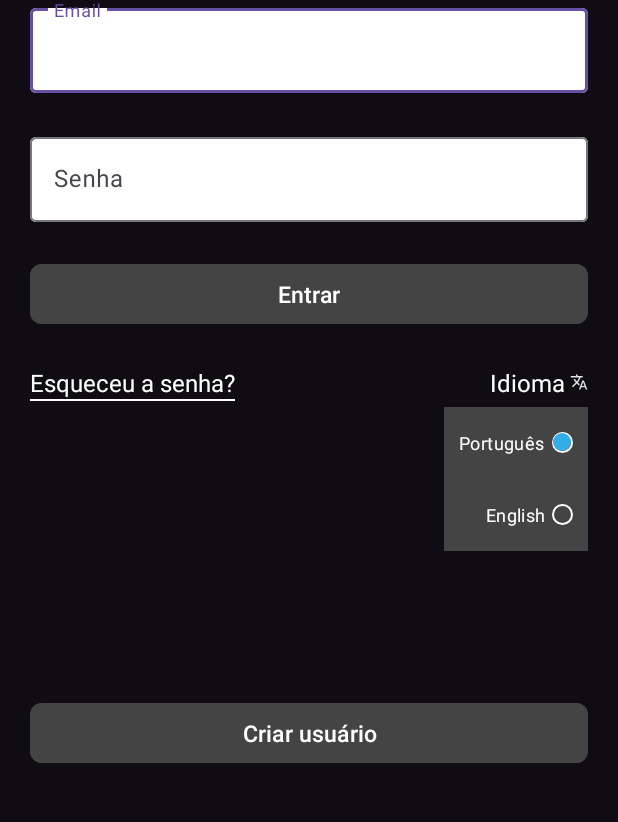
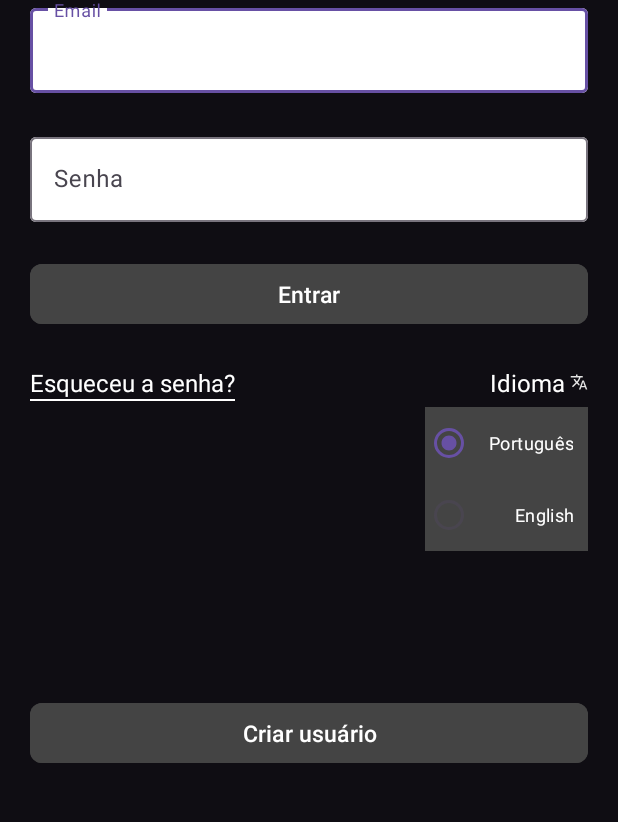
Before and after one commit to mobile-dev-ufes/2024-2-proj-final-brash, an Android app: the screen it shows after launch (LoginAC), on a phone screen of 412 x 824 dp, the part 310-1132 px from its top. Run offline under Robolectric (Android 15) with nearby library versions, the phone set to English and light mode, and no system bars; our stand-ins replace Firebase (no records; nobody signed in at launch, a user with empty details on screens opened directly).

Commit message:
Melhorias, troca no botão de trocar idioma

```diff
--- a/app/src/main/java/com/example/brash/nucleo/utils/Constants.kt
+++ b/app/src/main/java/com/example/brash/nucleo/utils/Constants.kt
@@ -1,6 +1,8 @@
 package com.example.brash.nucleo.utils
 
 
-class Constants {
-
+object Constants {
+    const val CHAVE_ACESSO_STR = "CHAVE_ACESSO"
+    const val CHAVE_NOME = "NOME_USUARIO"
+    const val CHAVE_SENHA = "NOME_SENHA"
 }
--- a/app/src/main/res/drawable/custom_radio_button.xml
+++ b/app/src/main/res/drawable/custom_radio_button.xml
@@ -15,7 +15,7 @@
             </item>
 
             <!-- Bolinha azul interna -->
-            <item android:width="12dp" android:height="12dp" android:gravity="center">
+            <item android:width="8dp" android:height="8dp" android:gravity="center">
                 <shape android:shape="oval">
                     <solid android:color="@color/sky_blue"/> <!-- Bolinha azul -->
                 </shape>
--- a/app/src/main/res/layout/nuc_login_ac.xml
+++ b/app/src/main/res/layout/nuc_login_ac.xml
@@ -62,6 +62,7 @@
             android:hint="@string/email"
 
             android:textSize="30sp"
+
             app:endIconMode="clear_text"
 
 
@@ -76,6 +77,9 @@
                 android:layout_height="wrap_content"
 
                 android:inputType="textEmailAddress"
+
+                android:maxLines="1"
+                android:ellipsize="end"
 
                 android:textColorHint="@color/black"
                 android:textColor="@color/black"
@@ -106,7 +110,8 @@
 
                 android:layout_width="match_parent"
                 android:layout_height="wrap_content"
-
+                android:maxLines="1"
+                android:ellipsize="end"
                 android:inputType="textPassword"
 
                 />
@@ -230,7 +235,6 @@
         app:layout_constraintTop_toBottomOf="@+id/LoginAcLinearLayoutForm"
         app:layout_constraintEnd_toEndOf="@+id/LoginAcLinearLayoutForm"
         android:drawablePadding="3dp"
-
         android:drawableEnd="@drawable/translate_12dp"
         />
 
@@ -240,8 +244,6 @@
         app:layout_constraintEnd_toEndOf="@+id/LoginAcTextViewIdioma"
         app:layout_constraintTop_toBottomOf="@+id/LoginAcTextViewIdioma"
         android:orientation="vertical"
-        android:drawableEnd="@drawable/custom_radio_button"
-        android:gravity="end"
         android:background="@color/medium_gray"
         android:layout_marginTop="5dp"
 
@@ -252,21 +254,17 @@
 
             android:id="@+id/login_ac_radio_pt"
 
-            android:layout_width="wrap_content"
+            android:layout_width="match_parent"
             android:layout_height="wrap_content"
 
             android:text="@string/idioma_pt"
             android:textColor="@color/white"
             android:textSize="12sp"
 
-            android:drawableEnd="@drawable/custom_radio_button"
-
-            android:button="@null"
 
             android:paddingStart="10dp"
             android:paddingEnd="10dp"
-
-            android:drawablePadding="5dp"
+            android:textAlignment="viewEnd"
 
             android:checked="true"
             />
@@ -274,17 +272,15 @@
         <RadioButton
 
             android:id="@+id/login_ac_radio_en"
-            android:layout_width="wrap_content"
+            android:layout_width="match_parent"
             android:layout_height="wrap_content"
-            android:button="@null"
-            android:drawableEnd="@drawable/custom_radio_button"
-            android:drawablePadding="5dp"
             android:paddingStart="10dp"
             android:paddingEnd="10dp"
             android:text="@string/idioma_en"
             android:textAlignment="viewEnd"
             android:textColor="@color/white"
-            android:textSize="12sp" />
+            android:textSize="12sp"
+            />
     </RadioGroup>
 
 
```
Also changed, not shown: app/src/main/res/layout/nuc_cadastrar_fr_form.xml (+13 -1 lines).
